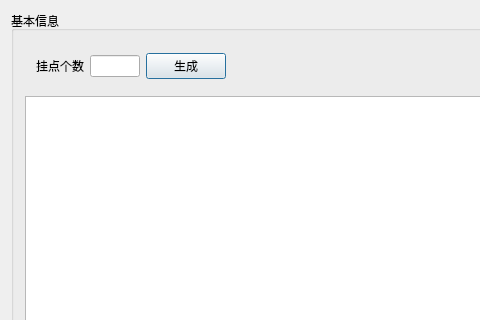
Above: TW/Wire_InterFace.ui from Shixuku/Tower-Visual before the change; both pictures show x 0 to 480 and y 0 to 320 of the 676 by 559 pixel window. Below: the same form after it.
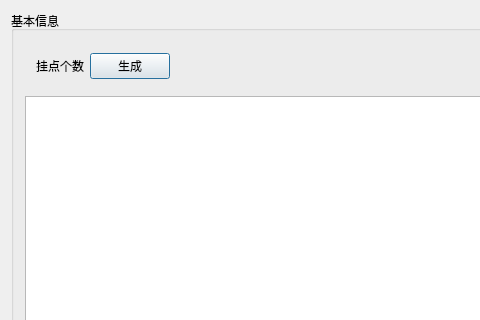
That is the form after the change.

```diff
--- a/TW/Wire_InterFace.ui
+++ b/TW/Wire_InterFace.ui
@@ -48,16 +48,6 @@
            </property>
           </widget>
          </item>
-         <item>
-          <widget class="QLineEdit" name="N_Pts">
-           <property name="maximumSize">
-            <size>
-             <width>50</width>
-             <height>16777215</height>
-            </size>
-           </property>
-          </widget>
-         </item>
          <item>
           <widget class="QPushButton" name="Pts_OK">
            <property name="text">
```
